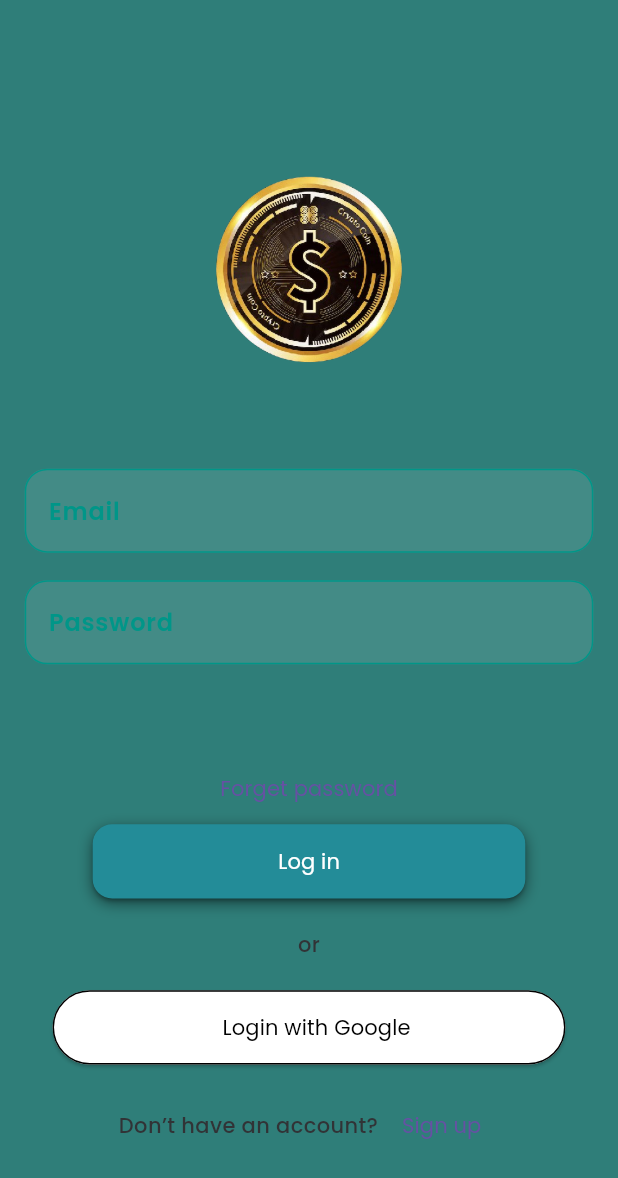
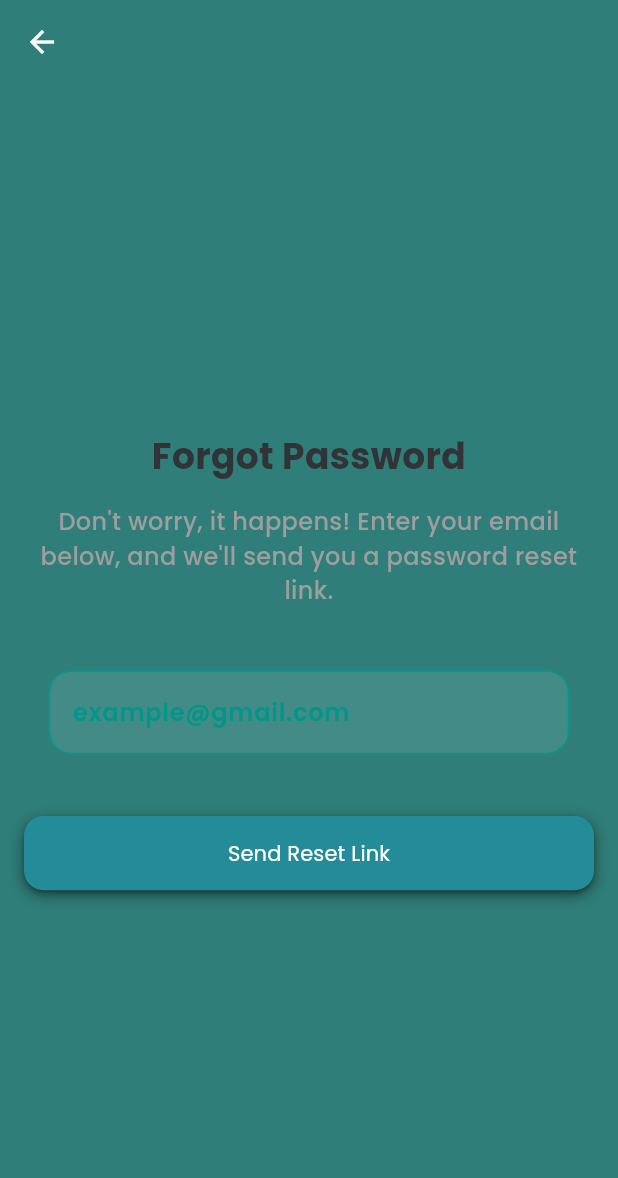
Before and after one commit to adhilfouzi/xpenso, a Flutter app: the screen it shows after launch, after a tap on "Forget password", on a phone screen of 412 x 824 dp. Shown: the top 1178 px of the screen. Run offline on Flutter 3.47's test engine with Material 3 defaults, Android fonts, the phone set to English and light mode, and no system bars; our stand-ins replace cloud_firestore, firebase_auth, firebase_core, flutter_keyboard_visibility, google_sign_in, hive_ce and 1 more; accounts and stored records are empty.

```diff
--- /dev/null
+++ b/lib/ui/screens/auth/emailverification.dart
@@ -0,0 +1,85 @@
+import 'package:flutter/material.dart';
+import 'package:provider/provider.dart';
+
+import '../../../providers/auth_provider.dart';
+import '../../../utils/validator.dart';
+import '../../widgets/app_bar_widget.dart';
+import '../../widgets/back_button.dart';
+import '../../widgets/button.dart';
+import '../../widgets/text_field.dart';
+
+class EmailVerificationScreen extends StatelessWidget {
+  const EmailVerificationScreen({super.key});
+
+  @override
+  Widget build(BuildContext context) {
+    final authProvider = Provider.of<AuthProvider>(context, listen: false);
+    return Scaffold(
+      appBar: AppBarWidget(
+        leading: MyBackButton(),
+      ),
+      body: LayoutBuilder(
+        builder: (context, constraints) {
+          return GestureDetector(
+            onTap: () {
+              FocusScope.of(context).unfocus();
+            },
+            child: SingleChildScrollView(
+              child: ConstrainedBox(
+                constraints: BoxConstraints(
+                  minHeight: constraints.maxHeight,
+                ),
+                child: Padding(
+                  padding: const EdgeInsets.all(16.0),
+                  child: Column(
+                    crossAxisAlignment: CrossAxisAlignment.stretch,
+                    mainAxisAlignment: MainAxisAlignment.center,
+                    children: [
+                      const Text(
+                        'Forgot Password',
+                        style: TextStyle(
+                          fontSize: 24,
+                          fontWeight: FontWeight.bold,
+                        ),
+                        textAlign: TextAlign.center,
+                      ),
+                      const SizedBox(height: 16),
+                      const Text(
+                        "Don't worry, it happens! Enter your email below, and we'll send you a password reset link.",
+                        style: TextStyle(
+                          fontSize: 16,
+                          color: Colors.grey,
+                        ),
+                        textAlign: TextAlign.center,
+                      ),
+                      const SizedBox(height: 32),
+                      SignTextField(
+                        isDate: false,
+                        textInputAction: TextInputAction.next,
+                        controller: authProvider.emailTextEditingController,
+                        hintText: "example@gmail.com",
+                        labelText: 'Email',
+                        keyboardType: TextInputType.emailAddress,
+                        validator: (value) =>
+                            InputValidators.validateEmail(value),
+                      ),
+                      const SizedBox(height: 32),
+                      Button().mainButton(
+                        'Send Reset Link',
+                        context,
+                        () {
+                          FocusManager.instance.primaryFocus?.unfocus();
+                          authProvider.requestEmailVerification(context);
+                        },
+                      ),
+                    ],
+                  ),
+                ),
+              ),
+            ),
+          );
+        },
+      ),
+    );
+  }
+}
--- a/lib/ui/screens/auth/login_screen.dart
+++ b/lib/ui/screens/auth/login_screen.dart
@@ -7,6 +7,7 @@ import '../../../providers/auth_provider.dart';
 import '../../../utils/validator.dart';
 import '../../widgets/button.dart';
 import '../../widgets/text_field.dart';
+import 'emailverification.dart';
 import 'widget/intro_appbar.dart';
 import 'signup_screen.dart';
 
@@ -15,8 +16,6 @@ class LoginScreen extends StatelessWidget {
   @override
   Widget build(BuildContext context) {
     final authProvider = Provider.of<AuthProvider>(context);
-    final height = MediaQuery.of(context).size.height;
-    final width = MediaQuery.of(context).size.width;
 
     return KeyboardDismissOnTap(
       child: Scaffold(
@@ -24,7 +23,14 @@ class LoginScreen extends StatelessWidget {
           actions: [],
           titleText: 'Log in',
         ),
-        body: SingleChildScrollView(
+        body: LayoutBuilder(
+          builder: (context, constraints) {
+            final height = constraints.maxHeight;
+            final width = constraints.maxWidth;
+
+            return SingleChildScrollView(
+              child: Padding(
+                padding: EdgeInsets.symmetric(horizontal: width * 0.05),
                 child: Column(
                   mainAxisAlignment: MainAxisAlignment.spaceEvenly,
                   children: [
@@ -41,23 +47,30 @@ class LoginScreen extends StatelessWidget {
                       isDate: false,
                       hintText: 'Email',
                       keyboardType: TextInputType.emailAddress,
-                validator: (value) => InputValidators.validateEmail(value),
+                      validator: (value) =>
+                          InputValidators.validateEmail(value),
                     ),
+                    SizedBox(height: height * 0.02),
                     PasswordTextField(
                       textInputAction: TextInputAction.done,
                       keyboardType: TextInputType.visiblePassword,
                       controller: authProvider.passwordTextEditingController,
                     ),
-              SizedBox(height: height * 0.06),
+                    SizedBox(height: height * 0.02),
                     TextButton(
                       onPressed: () {
-                  // Get.to(() => EmailVerificationScreen());
+                        Navigator.of(context).push(
+                          MaterialPageRoute(
+                            builder: (context) =>
+                                const EmailVerificationScreen(),
+                          ),
+                        );
                       },
                       child: const Text("Forget password"),
                     ),
+                    SizedBox(height: height * 0.02),
                     Button().mainButton('Log in', context, () {
                       FocusManager.instance.primaryFocus?.unfocus();
-
                       authProvider.signIn(context);
                     }),
                     SizedBox(height: height * 0.025),
@@ -90,6 +103,9 @@ class LoginScreen extends StatelessWidget {
                   ],
                 ),
               ),
+            );
+          },
+        ),
       ),
     );
   }
```
Also changed, not shown: lib/providers/auth_provider.dart (+20 -0 lines), lib/ui/screens/auth/sentemail_screen.dart (added, +80 -0 lines), lib/ui/screens/center/bottom_bar.dart (+3 -4 lines), lib/ui/screens/transaction/add&edit/add_transaction_screen.dart (+12 -5 lines), lib/ui/screens/transaction/add&edit/widget/transaction_form.dart (+7 -3 lines), lib/ui/screens/transaction/all/widget/date_filter_widget.dart (+73 -18 lines), lib/ui/widgets/text_field.dart (+0 -51 lines). Lines whose indentation alone changed are shown as unchanged.
